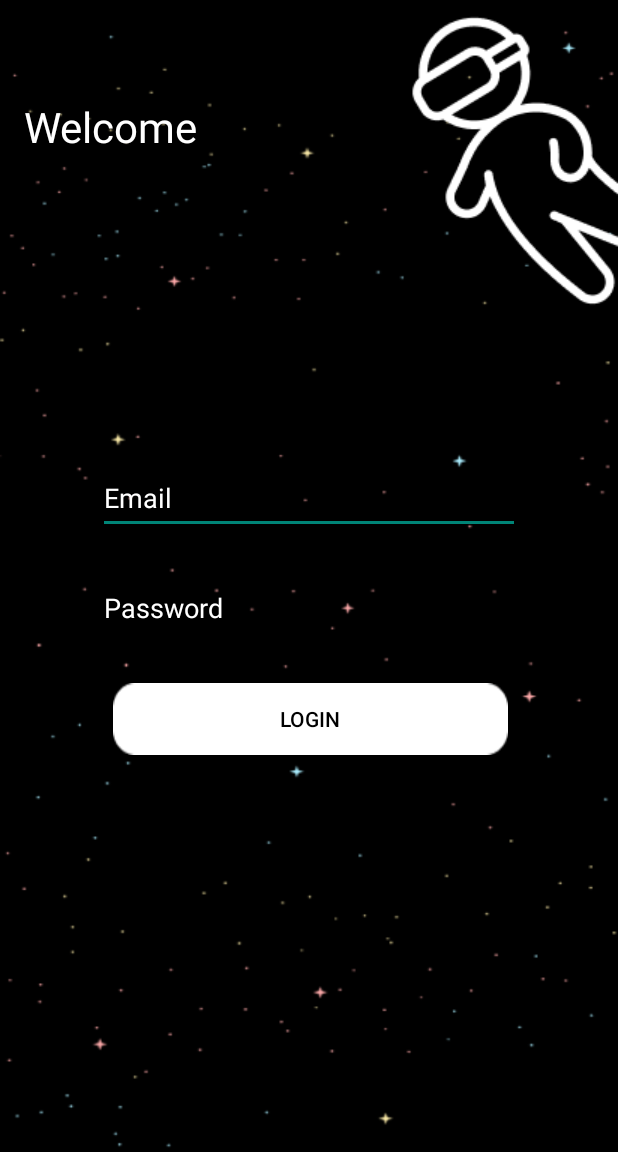
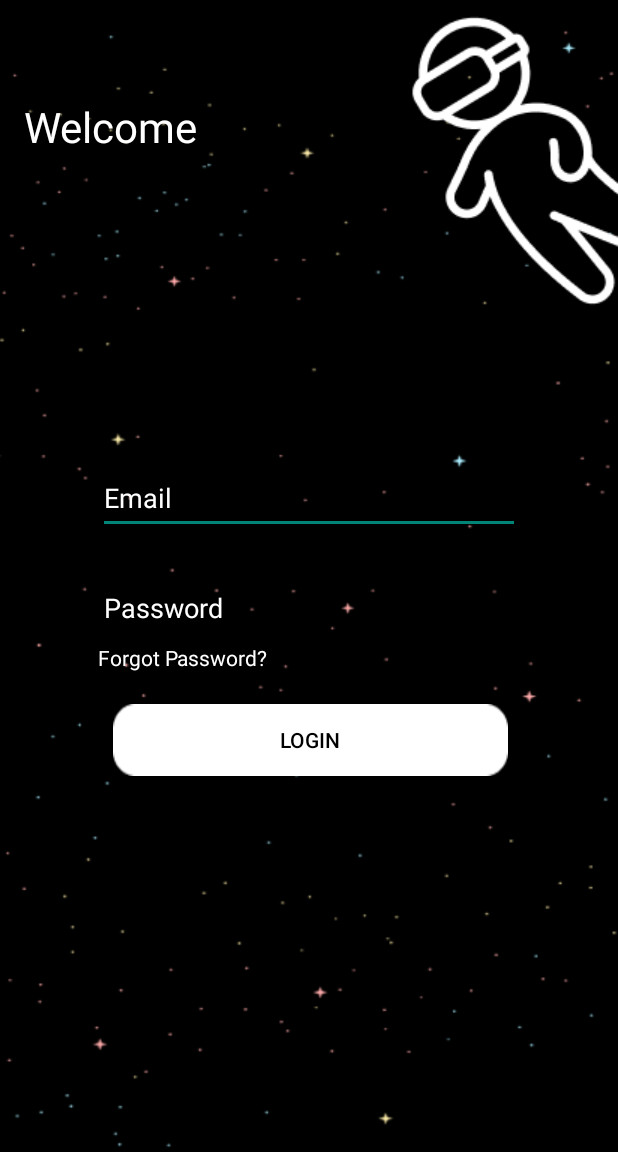
Before and after one commit to ADYPU-SpaceApp/SpaceApp, an Android app: the screen it shows after launch (LoginActivity), on a phone screen of 412 x 824 dp, the part 84-1236 px from its top. Run offline under Robolectric (Android 15) with nearby library versions, the light colour scheme and no system bars; our stand-ins replace Firebase (no records; nobody signed in at launch, a user with empty details on screens opened directly).

Commit message:
link with google not working, forgot passwd working well

```diff
--- a/app/src/main/AndroidManifest.xml
+++ b/app/src/main/AndroidManifest.xml
@@ -20,6 +20,8 @@
                 <category android:name="android.intent.category.LAUNCHER" />
             </intent-filter>
         </activity>
+        <activity android:name=".ForgotPasswordActivity"
+            android:exported="true" />
         <activity android:name=".DevMainActivity"
             android:exported="false"/>
         <activity android:name=".UserMainActivity"
--- a/app/src/main/java/finalyearproject/is7/spaceapp/LoginActivity.kt
+++ b/app/src/main/java/finalyearproject/is7/spaceapp/LoginActivity.kt
@@ -5,6 +5,7 @@ import android.os.Bundle
 import android.widget.Button
 import android.widget.EditText
 import android.widget.ProgressBar
+import android.widget.TextView
 import android.widget.Toast
 import androidx.appcompat.app.AppCompatActivity
 import com.google.firebase.auth.ktx.auth
@@ -15,6 +16,7 @@ class LoginActivity: AppCompatActivity() {
 
     private lateinit var edtEmail: EditText
     private lateinit var edtPassword: EditText
+    private lateinit var txtForgotPasswd: TextView
     private lateinit var btnLogin: Button
     private lateinit var loading: ProgressBar
 
@@ -26,12 +28,17 @@ class LoginActivity: AppCompatActivity() {
         setContentView(R.layout.activity_login)
         edtEmail = findViewById(R.id.Email)
         edtPassword = findViewById(R.id.Password)
+        txtForgotPasswd = findViewById(R.id.ForgotPassword)
         btnLogin = findViewById(R.id.LoginButton)
         loading = findViewById(R.id.loading)
         loading.visibility = ProgressBar.INVISIBLE
 
         if (mAuth.currentUser != null) {
             loginAndGotoActivity()
+        }
+
+        txtForgotPasswd.setOnClickListener {
+            startActivity(Intent(this, ForgotPasswordActivity::class.java))
         }
 
         btnLogin.setOnClickListener {
@@ -79,7 +86,7 @@ class LoginActivity: AppCompatActivity() {
                     startActivity(Intent(this, UserMainActivity::class.java))
                 }
             }
-        finish()
+//        finish()
     }
 
 }
--- a/app/src/main/res/layout/activity_login.xml
+++ b/app/src/main/res/layout/activity_login.xml
@@ -11,25 +11,27 @@
         android:layout_width="wrap_content"
         android:layout_height="wrap_content"
         android:layout_marginBottom="61dp"
+        android:contentDescription="@string/astro_description"
         android:src="@drawable/astro"
         app:layout_constraintBottom_toTopOf="@+id/loading"
         app:layout_constraintEnd_toEndOf="parent"
         app:layout_constraintStart_toEndOf="@+id/welcomeBanner"
-        app:layout_constraintTop_toTopOf="parent"
-        android:contentDescription="Our Astro" />
+        app:layout_constraintTop_toTopOf="parent" />
 
     <TextView
         android:id="@+id/welcomeBanner"
         android:layout_width="0dp"
-        android:layout_height="33dp"
+        android:layout_height="0dp"
         android:layout_alignParentStart="true"
         android:layout_alignParentTop="true"
         android:layout_marginStart="16dp"
         android:layout_marginTop="65dp"
+        android:layout_marginBottom="294dp"
         android:gravity="top"
-        android:text="Welcome"
+        android:text="@string/welcome_txt"
         android:textColor="#FFFFFF"
         android:textSize="28sp"
+        app:layout_constraintBottom_toTopOf="@+id/ForgotPassword"
         app:layout_constraintEnd_toStartOf="@+id/astro"
         app:layout_constraintStart_toStartOf="parent"
         app:layout_constraintTop_toTopOf="parent" />
@@ -41,16 +43,16 @@
         android:layout_marginStart="65dp"
         android:layout_marginEnd="65dp"
         android:layout_marginBottom="412dp"
+        android:hint="@string/email_hint"
         android:importantForAutofill="no"
+        android:inputType="textEmailAddress"
         android:minHeight="48dp"
-        android:hint="Email"
+        android:textColor="#FFFFFF"
         android:textColorHint="#FFFFFF"
-        android:textColor="#FFFFFF"
         app:layout_constraintBottom_toBottomOf="parent"
         app:layout_constraintEnd_toEndOf="parent"
         app:layout_constraintHorizontal_bias="0.0"
-        app:layout_constraintStart_toStartOf="parent"
-        android:inputType="textEmailAddress"/>
+        app:layout_constraintStart_toStartOf="parent" />
 
     <EditText
         android:id="@+id/Password"
@@ -59,24 +61,37 @@
         android:layout_marginStart="65dp"
         android:layout_marginTop="25dp"
         android:layout_marginEnd="65dp"
+        android:hint="@string/password_hint"
+        android:importantForAutofill="no"
+        android:inputType="textPassword"
         android:minHeight="48dp"
-        android:hint="Password"
+        android:textColor="#FFFFFF"
         android:textColorHint="#FFFFFF"
-        android:textColor="#FFFFFF"
         app:layout_constraintEnd_toEndOf="parent"
         app:layout_constraintStart_toStartOf="parent"
-        app:layout_constraintTop_toBottomOf="@+id/Email"
-        android:importantForAutofill="no"
-        android:inputType="textPassword" />
+        app:layout_constraintTop_toBottomOf="@+id/Email" />
+
+    <TextView
+        android:id="@+id/ForgotPassword"
+        android:layout_width="wrap_content"
+        android:layout_height="wrap_content"
+        android:layout_alignParentTop="true"
+        android:layout_marginBottom="320dp"
+        android:text="@string/forgot_password_btn_text"
+        android:textColor="#FFFFFF"
+        android:textSize="14sp"
+        app:layout_constraintBottom_toBottomOf="parent"
+        app:layout_constraintStart_toStartOf="@+id/Password"
+        app:layout_constraintTop_toBottomOf="@+id/welcomeBanner" />
 
     <androidx.appcompat.widget.AppCompatButton
         android:id="@+id/LoginButton"
         android:layout_width="wrap_content"
         android:layout_height="wrap_content"
-        android:layout_marginTop="26dp"
+        android:layout_marginTop="40dp"
         android:layout_marginEnd="8dp"
         android:background="@drawable/login_btn_bg"
-        android:text="Login"
+        android:text="@string/login_btn_txt"
         android:textColor="@color/black"
         app:layout_constraintEnd_toEndOf="@+id/Password"
         app:layout_constraintTop_toBottomOf="@+id/Password" />
@@ -93,6 +108,7 @@
         app:layout_constraintTop_toBottomOf="@+id/astro" />
 
 </androidx.constraintlayout.widget.ConstraintLayout>
+
 
 <!--<?xml version="1.0" encoding="utf-8"?>-->
 <!--<RelativeLayout xmlns:android="http://schemas.android.com/apk/res/android"-->
--- a/app/src/main/res/values/strings.xml
+++ b/app/src/main/res/values/strings.xml
@@ -43,4 +43,12 @@
         libero vel nunc consequat, quis tincidunt nisl eleifend. Cras bibendum enim a justo luctus
         vestibulum. Fusce dictum libero quis erat maximus, vitae volutpat diam dignissim.
     </string>
+    <string name="astro_description">Our Astro</string>
+    <string name="welcome_txt">Welcome</string>
+    <string name="email_hint">Email</string>
+    <string name="password_hint">Password</string>
+    <string name="login_btn_txt">Login</string>
+    <string name="forgot_password_btn_text">Forgot Password?</string>
+    <string name="submit_btn_txt">Submit</string>
+    <string name="forgot_password_txt">Forgot Password</string>
 </resources>
```
Also changed, not shown: app/src/main/java/finalyearproject/is7/spaceapp/DevProfileActivity.kt (+33 -1 lines), app/src/main/java/finalyearproject/is7/spaceapp/ForgotPasswordActivity.kt (added, +41 -0 lines), app/src/main/res/layout/activity_dev_profile.xml (+9 -0 lines), app/src/main/res/layout/activity_forgot_password.xml (added, +55 -0 lines), app/src/main/res/layout/activity_user_main.xml (+9 -0 lines), app/src/main/res/drawable/ic_launcher_foreground.xml (renamed from app/src/main/res/drawable-v24/ic_launcher_foreground.xml), 1 other file.
